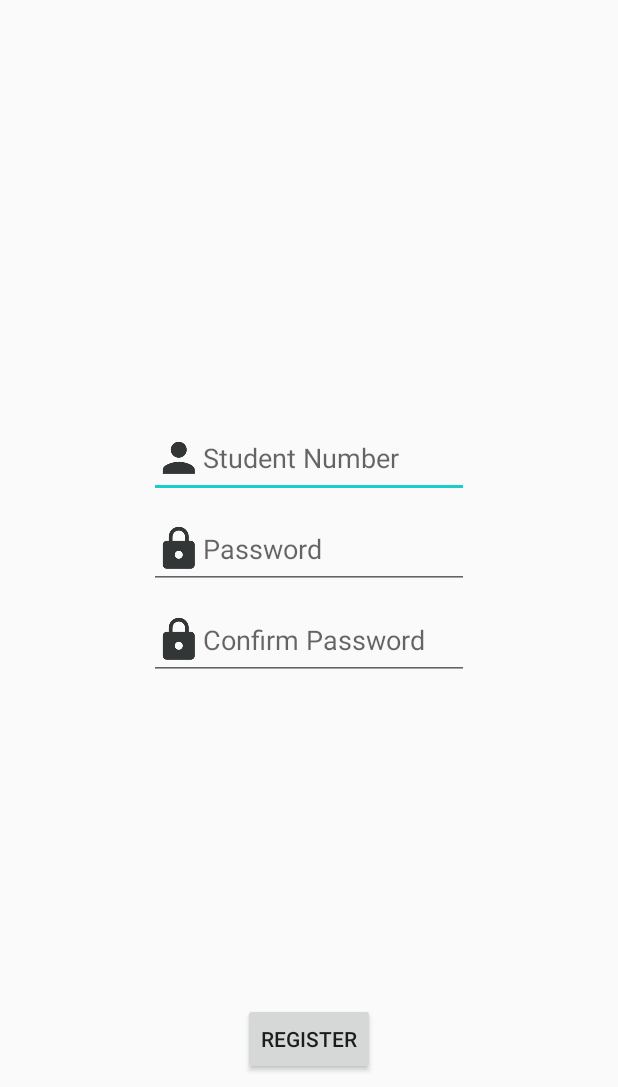
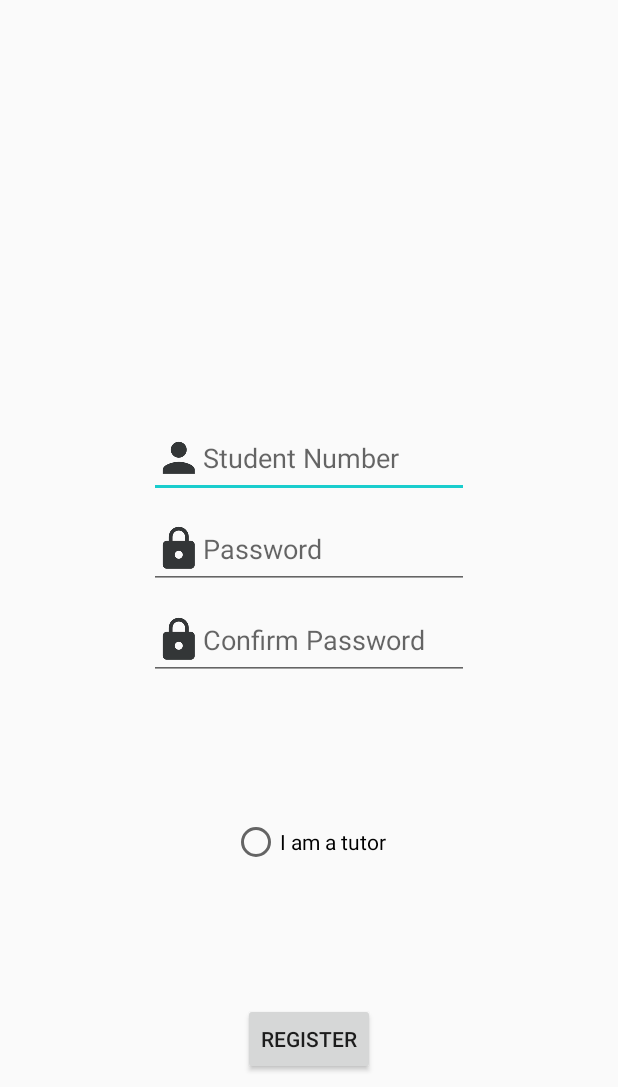
Before and after one commit to markalence/rafiki, an Android app: the RegisterActivity screen opened directly, with no data from a screen before it, on a phone screen of 412 x 824 dp, the part 149-1236 px from its top. Run offline under Robolectric (Android 15) with nearby library versions, the phone set to English and light mode, and no system bars; our stand-ins replace Firebase (no records; nobody signed in at launch, a user with empty details on screens opened directly).

Commit message:
added tutor subscription service. can now register as a tutor

```diff
--- a/app/src/main/java/com/rafiki/wits/sdp/QuestionSubmitter.java
+++ b/app/src/main/java/com/rafiki/wits/sdp/QuestionSubmitter.java
@@ -11,10 +11,12 @@ import android.widget.Button;
 import android.widget.EditText;
 import android.widget.Toast;
 
+import com.google.firebase.Timestamp;
 import com.google.firebase.firestore.FirebaseFirestore;
 
 import java.text.SimpleDateFormat;
 import java.util.Calendar;
+import java.util.Date;
 import java.util.HashMap;
 
 
@@ -52,6 +54,7 @@ public class QuestionSubmitter {
                 }
                 docData.put("studentNumber", LoginActivity.studentNum);
                 docData.put("question",et.getText().toString());
+                docData.put("date", new Timestamp(new Date()));
                 firestore.collection("pendingquestions").add(docData);
                 recordDialog.dismiss();
                 Toast.makeText(mContext, "Thank you! Your question has been submitted.", Toast.LENGTH_SHORT).show();
--- a/app/src/main/java/com/rafiki/wits/sdp/TutorHomeActivity.java
+++ b/app/src/main/java/com/rafiki/wits/sdp/TutorHomeActivity.java
@@ -159,6 +159,9 @@ public class TutorHomeActivity extends AppCompatActivity
             Announcement announcement = new Announcement(this,getLayoutInflater());
             announcement.getCourseSelection();
         }
+        else if(id == R.id.subscribe){
+            new SubscriptionAdder(TutorHomeActivity.this,getLayoutInflater(), getWindowManager());
+        }
         else if(id == R.id.logout){
             mSharedPreferences = PreferenceManager.getDefaultSharedPreferences(LoginActivity.context);
             mEditor = mSharedPreferences.edit();
--- a/app/src/main/res/layout/activity_register.xml
+++ b/app/src/main/res/layout/activity_register.xml
@@ -80,5 +80,15 @@
         app:layout_constraintBottom_toBottomOf="parent"
         app:layout_constraintEnd_toEndOf="parent"
         app:layout_constraintStart_toStartOf="parent"
-        app:layout_constraintTop_toBottomOf="@+id/editText4" />
+         />
+
+    <RadioButton
+        android:id="@+id/radioButton"
+        android:layout_width="wrap_content"
+        android:layout_height="wrap_content"
+        android:text="I am a tutor"
+        app:layout_constraintBottom_toTopOf="@+id/regButton"
+        app:layout_constraintEnd_toEndOf="parent"
+        app:layout_constraintStart_toStartOf="parent"
+        app:layout_constraintTop_toBottomOf="@+id/regConfirmPassword" />
 </androidx.constraintlayout.widget.ConstraintLayout>
--- a/app/src/main/res/menu/activity_tutor_home_drawer.xml
+++ b/app/src/main/res/menu/activity_tutor_home_drawer.xml
@@ -13,6 +13,11 @@
             android:icon="@drawable/ic_chat_black_24dp"
             android:title="Make announcement" />
         <item
+            android:id="@+id/subscribe"
+            android:icon="@drawable/ic_add_circle_black_24dp"
+            android:title="Add yourself to a course"
+            />
+        <item
             android:id="@+id/logout"
             android:icon="@drawable/ic_arrow_back_black_24dp"
             android:title="Log out"
```
Also changed, not shown: app/src/main/java/com/rafiki/wits/sdp/RegisterActivity.java (+14 -5 lines).
